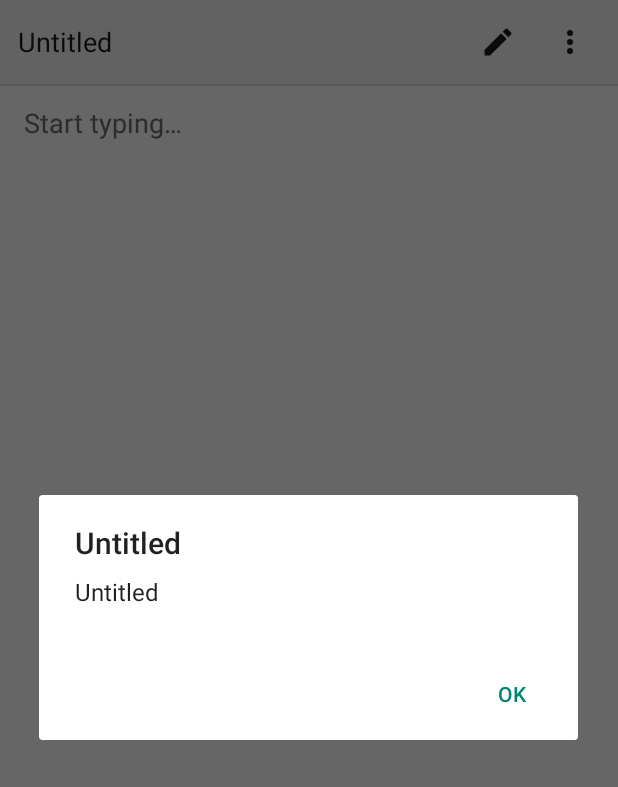
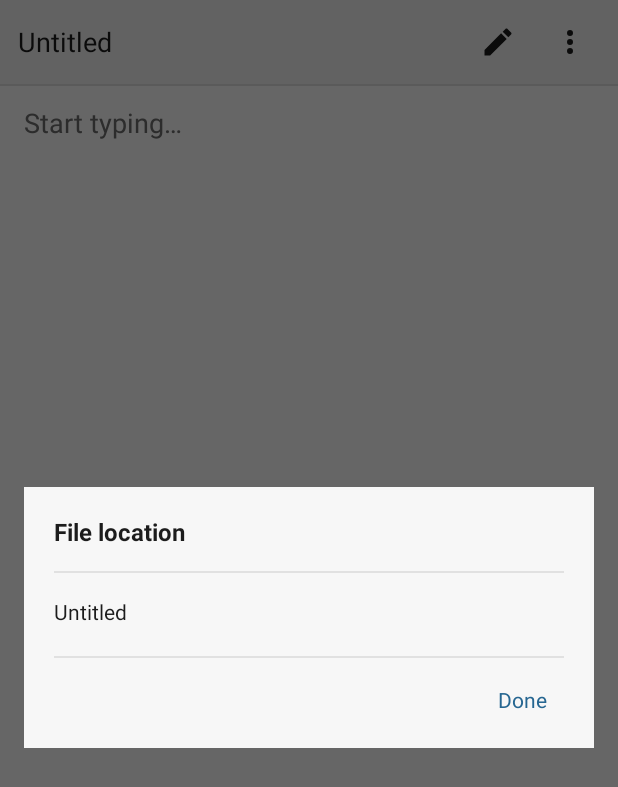
Before and after one commit to hanenashi/tomez, an Android app: the screen it shows after launch (MainActivity), after a tap on "Untitled", on a phone screen of 412 x 824 dp. Shown: the top 787 px of the screen. Run offline under Robolectric (Android 15) with nearby library versions, the light colour scheme and no system bars.

Commit message:
Style file location and separate Close from New

```diff
--- a/app/build.gradle
+++ b/app/build.gradle
@@ -10,8 +10,8 @@ android {
         applicationId 'com.hanenashi.tomez'
         minSdk 26
         targetSdk 35
-        versionCode 10
-        versionName '0.3.7'
+        versionCode 11
+        versionName '0.3.8'
     }
 
     compileOptions {
--- a/app/src/main/java/com/hanenashi/tomez/MainActivity.java
+++ b/app/src/main/java/com/hanenashi/tomez/MainActivity.java
@@ -214,11 +214,32 @@ public class MainActivity extends Activity {
     }
 
     private void showFileLocation() {
-        new AlertDialog.Builder(themedContext())
-                .setTitle(documentName)
-                .setMessage(documentPath)
-                .setPositiveButton("OK", null)
-                .show();
+        ((InputMethodManager) getSystemService(INPUT_METHOD_SERVICE))
+                .hideSoftInputFromWindow(editor.getWindowToken(), 0);
+        Context context = themedContext();
+        LinearLayout panel = menuPanel(context);
+        AlertDialog dialog = new AlertDialog.Builder(context).setView(panel).create();
+        menuHeading(panel, "File location");
+
+        TextView path = new TextView(context);
+        path.setText(documentPath);
+        path.setTextSize(14);
+        path.setTextColor(menuForeground);
+        path.setTextIsSelectable(true);
+        path.setPadding(dp(8), dp(12), dp(8), dp(16));
+        panel.addView(path);
+
+        menuDivider(panel);
+        TextView done = new TextView(context);
+        done.setText("Done");
+        done.setTextSize(14);
+        done.setTextColor(menuAccent);
+        done.setGravity(Gravity.CENTER);
+        done.setOnClickListener(view -> dialog.dismiss());
+        LinearLayout.LayoutParams doneParams = new LinearLayout.LayoutParams(dp(72), dp(48));
+        doneParams.gravity = Gravity.END;
+        panel.addView(done, doneParams);
+        showPanelDialog(dialog);
     }
 
     private void showMenu() {
@@ -235,7 +256,7 @@ public class MainActivity extends Activity {
         fileAction(files, "Open", dialog, () -> confirmDiscard(this::launchOpen));
         fileAction(files, "Save", dialog, () -> save(null));
         fileAction(files, "Save As", dialog, this::launchCreate);
-        fileAction(files, "Close", dialog, () -> confirmDiscard(this::newDocument));
+        fileAction(files, "Close", dialog, () -> confirmDiscard(this::closeDocument));
 
         menuDivider(panel);
         int font = preferences.getInt("font", FONT_SANS);
@@ -655,13 +676,26 @@ public class MainActivity extends Activity {
     }
 
     private void newDocument() {
+        clearDocument();
+        showKeyboard();
+    }
+
+    private void closeDocument() {
+        editor.setShowSoftInputOnFocus(false);
+        ((InputMethodManager) getSystemService(INPUT_METHOD_SERVICE))
+                .hideSoftInputFromWindow(editor.getWindowToken(), 0);
+        clearDocument();
+        root.setFocusableInTouchMode(true);
+        root.requestFocus();
+    }
+
+    private void clearDocument() {
         documentUri = null;
         documentName = "Untitled";
         documentPath = "Untitled";
         hasBom = false;
         setEditorText("");
         clearDraft();
-        showKeyboard();
     }
 
     private void launchOpen() {
```
Also changed, not shown: 1 other file.
